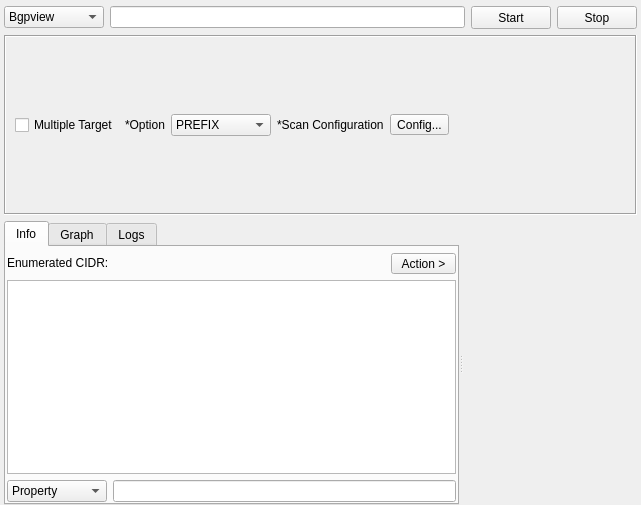
First picture: the form in sub3suite/src/tools/cidr/CidrTool.ui, repository 3nock/OTE, before the edit.
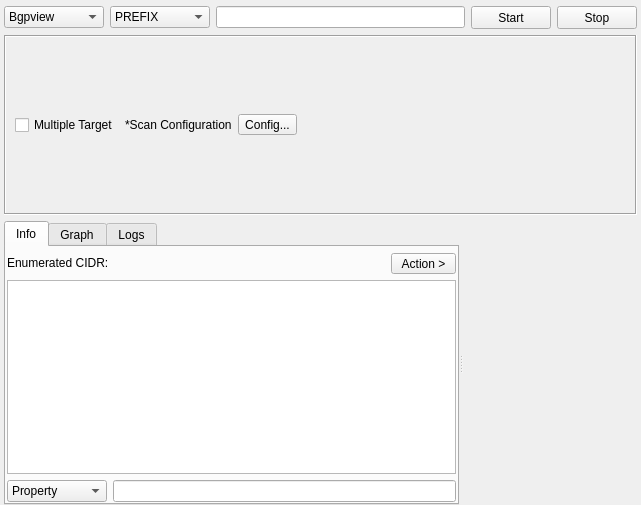
Second picture: the form after the edit. Custom widgets are drawn as their Qt base class.

```diff
--- a/sub3suite/src/tools/cidr/CidrTool.ui
+++ b/sub3suite/src/tools/cidr/CidrTool.ui
@@ -43,6 +43,21 @@
        </item>
       </widget>
      </item>
+     <item>
+      <widget class="QComboBox" name="comboBoxOption">
+       <property name="minimumSize">
+        <size>
+         <width>100</width>
+         <height>0</height>
+        </size>
+       </property>
+       <item>
+        <property name="text">
+         <string>PREFIX</string>
+        </property>
+       </item>
+      </widget>
+     </item>
      <item>
       <widget class="QLineEdit" name="lineEditTarget"/>
      </item>
@@ -90,28 +105,6 @@
         </property>
        </widget>
       </item>
-      <item>
-       <widget class="QLabel" name="label">
-        <property name="text">
-         <string>*Option</string>
-        </property>
-       </widget>
-      </item>
-      <item>
-       <widget class="QComboBox" name="comboBoxOption">
-        <property name="minimumSize">
-         <size>
-          <width>100</width>
-          <height>0</height>
-         </size>
-        </property>
-        <item>
-         <property name="text">
-          <string>PREFIX</string>
-         </property>
-        </item>
-       </widget>
-      </item>
       <item>
        <widget class="QLabel" name="label_2">
         <property name="text">
```
Left out of the diff: 4 changed lines with no effect on the pictures.
